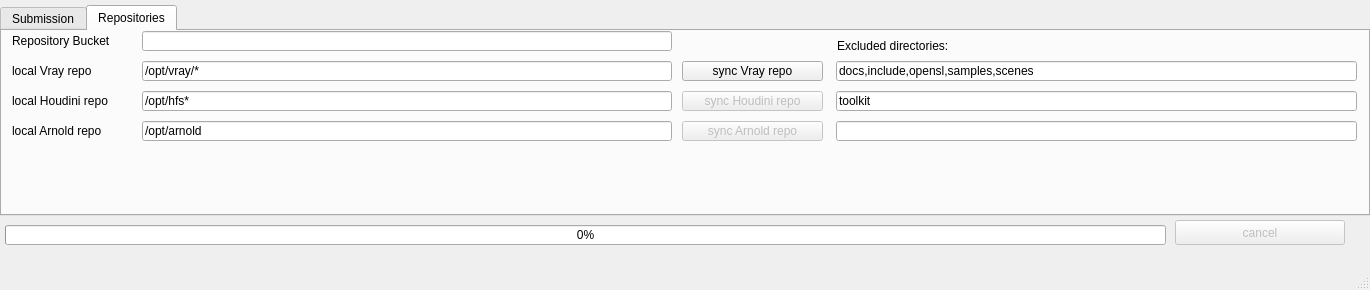
ultra-sonic/opencloudrender, file opencloudrender/ui/ocrSubmit.ui: the form before one commit.
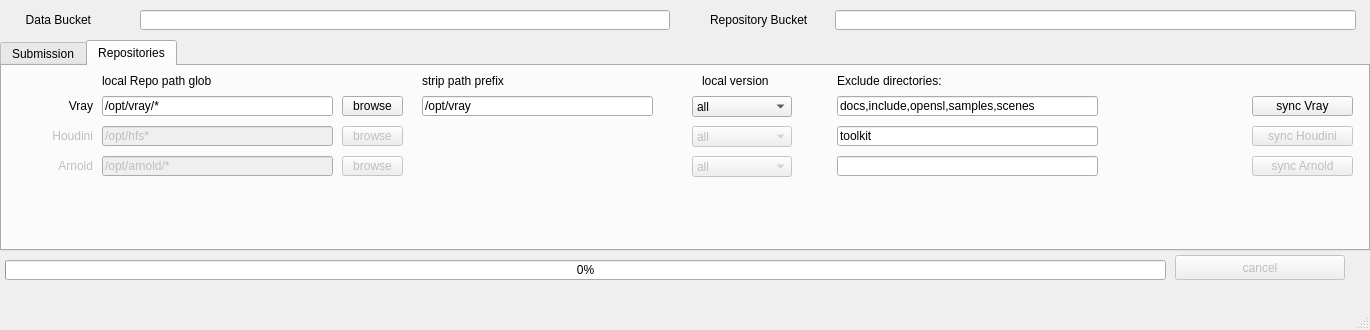
The form after the commit. The open tabs and pages were chosen to show the change.

Patch:
```diff
--- a/opencloudrender/ui/ocrSubmit.ui
+++ b/opencloudrender/ui/ocrSubmit.ui
@@ -7,7 +7,7 @@
     <x>0</x>
     <y>0</y>
     <width>1370</width>
-    <height>290</height>
+    <height>330</height>
    </rect>
   </property>
   <property name="acceptDrops">
@@ -21,7 +21,7 @@
     <property name="geometry">
      <rect>
       <x>0</x>
-      <y>5</y>
+      <y>40</y>
       <width>1370</width>
       <height>211</height>
      </rect>
@@ -198,27 +198,23 @@
        <string>Mantra</string>
       </property>
      </widget>
-     <widget class="QLabel" name="dataBucketNameLabel">
+     <widget class="QLabel" name="defaultVersionLabel">
+      <property name="enabled">
+       <bool>true</bool>
+      </property>
       <property name="geometry">
        <rect>
-        <x>10</x>
+        <x>560</x>
         <y>0</y>
-        <width>100</width>
+        <width>111</width>
         <height>20</height>
        </rect>
       </property>
       <property name="text">
        <string>Data Bucket</string>
       </property>
-     </widget>
-     <widget class="QLineEdit" name="dataBucketName">
-      <property name="geometry">
-       <rect>
-        <x>140</x>
-        <y>0</y>
-        <width>530</width>
-        <height>20</height>
-       </rect>
+      <property name="alignment">
+       <set>Qt::AlignRight|Qt::AlignTrailing|Qt::AlignVCenter</set>
       </property>
      </widget>
     </widget>
@@ -229,22 +225,22 @@
      <widget class="QPushButton" name="syncVrayRepoButton">
       <property name="geometry">
        <rect>
-        <x>680</x>
+        <x>1250</x>
         <y>30</y>
-        <width>141</width>
+        <width>101</width>
         <height>20</height>
        </rect>
       </property>
       <property name="text">
-       <string>sync Vray repo</string>
+       <string>sync Vray</string>
       </property>
      </widget>
      <widget class="QLineEdit" name="vrayRepoRootDirLineEdit">
       <property name="geometry">
        <rect>
-        <x>140</x>
+        <x>100</x>
         <y>30</y>
-        <width>530</width>
+        <width>231</width>
         <height>20</height>
        </rect>
       </property>
@@ -257,20 +253,26 @@
        <rect>
         <x>10</x>
         <y>30</y>
-        <width>121</width>
+        <width>81</width>
         <height>20</height>
        </rect>
       </property>
       <property name="text">
-       <string>local Vray repo</string>
+       <string>Vray</string>
+      </property>
+      <property name="alignment">
+       <set>Qt::AlignRight|Qt::AlignTrailing|Qt::AlignVCenter</set>
       </property>
      </widget>
-     <widget class="QLineEdit" name="houdiniRepoRootDirLineEdit">
+     <widget class="QLineEdit" name="houdiniRepoPathGlobLineEdit">
+      <property name="enabled">
+       <bool>false</bool>
+      </property>
       <property name="geometry">
        <rect>
-        <x>140</x>
+        <x>100</x>
         <y>60</y>
-        <width>530</width>
+        <width>231</width>
         <height>20</height>
        </rect>
       </property>
@@ -284,40 +286,49 @@
       </property>
       <property name="geometry">
        <rect>
-        <x>680</x>
+        <x>1250</x>
         <y>60</y>
-        <width>141</width>
+        <width>101</width>
         <height>20</height>
        </rect>
       </property>
       <property name="text">
-       <string>sync Houdini repo</string>
+       <string>sync Houdini</string>
       </property>
      </widget>
-     <widget class="QLabel" name="houdiniRepoRootDirLabel">
+     <widget class="QLabel" name="houdiniRepoPathGlobLabel">
+      <property name="enabled">
+       <bool>false</bool>
+      </property>
       <property name="geometry">
        <rect>
         <x>10</x>
         <y>60</y>
-        <width>121</width>
+        <width>81</width>
         <height>20</height>
        </rect>
       </property>
       <property name="text">
-       <string>local Houdini repo</string>
+       <string>Houdini</string>
+      </property>
+      <property name="alignment">
+       <set>Qt::AlignRight|Qt::AlignTrailing|Qt::AlignVCenter</set>
       </property>
      </widget>
-     <widget class="QLineEdit" name="arnoldRepoRootDirLineEdit">
+     <widget class="QLineEdit" name="arnoldRepoPathGlobLineEdit">
+      <property name="enabled">
+       <bool>false</bool>
+      </property>
       <property name="geometry">
        <rect>
-        <x>140</x>
+        <x>100</x>
         <y>90</y>
-        <width>530</width>
+        <width>231</width>
         <height>20</height>
        </rect>
       </property>
       <property name="text">
-       <string>/opt/arnold</string>
+       <string>/opt/arnold/*</string>
       </property>
      </widget>
      <widget class="QPushButton" name="syncArnoldRepoButton">
@@ -326,35 +337,41 @@
       </property>
       <property name="geometry">
        <rect>
-        <x>680</x>
+        <x>1250</x>
         <y>90</y>
-        <width>141</width>
+        <width>101</width>
         <height>20</height>
        </rect>
       </property>
       <property name="text">
-       <string>sync Arnold repo</string>
+       <string>sync Arnold</string>
       </property>
      </widget>
-     <widget class="QLabel" name="arnoldRepoRootDirLabel">
+     <widget class="QLabel" name="arnoldRepoPathGlobLabel">
+      <property name="enabled">
+       <bool>false</bool>
+      </property>
       <property name="geometry">
        <rect>
         <x>10</x>
         <y>90</y>
-        <width>121</width>
+        <width>81</width>
         <height>20</height>
        </rect>
       </property>
       <property name="text">
-       <string>local Arnold repo</string>
+       <string>Arnold</string>
+      </property>
+      <property name="alignment">
+       <set>Qt::AlignRight|Qt::AlignTrailing|Qt::AlignVCenter</set>
       </property>
      </widget>
      <widget class="QLineEdit" name="vrayRepoExcludesLineEdit">
       <property name="geometry">
        <rect>
-        <x>834</x>
+        <x>835</x>
         <y>30</y>
-        <width>521</width>
+        <width>261</width>
         <height>20</height>
        </rect>
       </property>
@@ -372,15 +389,15 @@
        </rect>
       </property>
       <property name="text">
-       <string>Excluded directories:</string>
+       <string>Exclude directories:</string>
       </property>
      </widget>
      <widget class="QLineEdit" name="vrayRepoExcludesLineEdit_2">
       <property name="geometry">
        <rect>
-        <x>834</x>
+        <x>835</x>
         <y>60</y>
-        <width>521</width>
+        <width>261</width>
         <height>20</height>
        </rect>
       </property>
@@ -391,9 +408,9 @@
      <widget class="QLineEdit" name="vrayRepoExcludesLineEdit_3">
       <property name="geometry">
        <rect>
-        <x>834</x>
+        <x>835</x>
         <y>90</y>
-        <width>521</width>
+        <width>261</width>
         <height>20</height>
        </rect>
       </property>
@@ -401,27 +418,167 @@
        <string/>
       </property>
      </widget>
-     <widget class="QLabel" name="repoBucketNameLabel">
+     <widget class="QComboBox" name="vrayRepoVersionComboBox">
       <property name="geometry">
        <rect>
-        <x>10</x>
-        <y>0</y>
-        <width>140</width>
+        <x>690</x>
+        <y>30</y>
+        <width>100</width>
+        <height>21</height>
+       </rect>
+      </property>
+      <item>
+       <property name="text">
+        <string>all</string>
+       </property>
+      </item>
+      <item>
+       <property name="text">
+        <string>scan...</string>
+       </property>
+      </item>
+     </widget>
+     <widget class="QLabel" name="localVersionLabel">
+      <property name="geometry">
+       <rect>
+        <x>700</x>
+        <y>5</y>
+        <width>91</width>
         <height>20</height>
        </rect>
       </property>
       <property name="text">
-       <string>Repository Bucket</string>
+       <string>local version</string>
       </property>
      </widget>
-     <widget class="QLineEdit" name="repoBucketName">
+     <widget class="QPushButton" name="vrayRepoBrowseButton">
       <property name="geometry">
        <rect>
-        <x>140</x>
-        <y>0</y>
-        <width>530</width>
+        <x>340</x>
+        <y>30</y>
+        <width>61</width>
         <height>20</height>
        </rect>
+      </property>
+      <property name="text">
+       <string>browse</string>
+      </property>
+     </widget>
+     <widget class="QPushButton" name="houdiniRepoBrowseButton">
+      <property name="enabled">
+       <bool>false</bool>
+      </property>
+      <property name="geometry">
+       <rect>
+        <x>340</x>
+        <y>60</y>
+        <width>61</width>
+        <height>20</height>
+       </rect>
+      </property>
+      <property name="text">
+       <string>browse</string>
+      </property>
+     </widget>
+     <widget class="QComboBox" name="houdiniRepoVersionComboBox">
+      <property name="enabled">
+       <bool>false</bool>
+      </property>
+      <property name="geometry">
+       <rect>
+        <x>690</x>
+        <y>60</y>
+        <width>100</width>
+        <height>21</height>
+       </rect>
+      </property>
+      <item>
+       <property name="text">
+        <string>all</string>
+       </property>
+      </item>
+      <item>
+       <property name="text">
+        <string>scan...</string>
+       </property>
+      </item>
+     </widget>
+     <widget class="QPushButton" name="arnoldRepoBrowseButton">
+      <property name="enabled">
+       <bool>false</bool>
+      </property>
+      <property name="geometry">
+       <rect>
+        <x>340</x>
+        <y>90</y>
+        <width>61</width>
+        <height>20</height>
+       </rect>
+      </property>
+      <property name="text">
+       <string>browse</string>
+      </property>
+     </widget>
+     <widget class="QComboBox" name="arnoldRepoVersionComboBox">
+      <property name="enabled">
+       <bool>false</bool>
+      </property>
+      <property name="geometry">
+       <rect>
+        <x>690</x>
+        <y>90</y>
+        <width>100</width>
+        <height>21</height>
+       </rect>
+      </property>
+      <item>
+       <property name="text">
+        <string>all</string>
+       </property>
+      </item>
+      <item>
+       <property name="text">
+        <string>scan...</string>
+       </property>
+      </item>
+     </widget>
+     <widget class="QLabel" name="localRepoPathGlobLabel">
+      <property name="geometry">
+       <rect>
+        <x>100</x>
+        <y>5</y>
+        <width>131</width>
+        <height>20</height>
+       </rect>
+      </property>
+      <property name="text">
+       <string>local Repo path glob</string>
+      </property>
+     </widget>
+     <widget class="QLabel" name="vrayRepoStripPathPrefixLabel">
+      <property name="geometry">
+       <rect>
+        <x>420</x>
+        <y>5</y>
+        <width>131</width>
+        <height>20</height>
+       </rect>
+      </property>
+      <property name="text">
+       <string>strip path prefix</string>
+      </property>
+     </widget>
+     <widget class="QLineEdit" name="vrayRepoStripPathPrefixLineEdit">
+      <property name="geometry">
+       <rect>
+        <x>420</x>
+        <y>30</y>
+        <width>231</width>
+        <height>20</height>
+       </rect>
+      </property>
+      <property name="text">
+       <string>/opt/vray</string>
       </property>
      </widget>
     </widget>
@@ -433,7 +590,7 @@
     <property name="geometry">
      <rect>
       <x>1175</x>
-      <y>220</y>
+      <y>255</y>
       <width>170</width>
       <height>25</height>
      </rect>
@@ -446,7 +603,7 @@
     <property name="geometry">
      <rect>
       <x>5</x>
-      <y>225</y>
+      <y>260</y>
       <width>1161</width>
       <height>20</height>
      </rect>
@@ -455,6 +612,55 @@
      <number>0</number>
     </property>
    </widget>
+   <widget class="QLabel" name="dataBucketNameLabel">
+    <property name="geometry">
+     <rect>
+      <x>10</x>
+      <y>10</y>
+      <width>81</width>
+      <height>20</height>
+     </rect>
+    </property>
+    <property name="text">
+     <string>Data Bucket</string>
+    </property>
+    <property name="alignment">
+     <set>Qt::AlignRight|Qt::AlignTrailing|Qt::AlignVCenter</set>
+    </property>
+   </widget>
+   <widget class="QLineEdit" name="dataBucketName">
+    <property name="geometry">
+     <rect>
+      <x>140</x>
+      <y>10</y>
+      <width>530</width>
+      <height>20</height>
+     </rect>
+    </property>
+   </widget>
+   <widget class="QLabel" name="repoBucketNameLabel">
+    <property name="geometry">
+     <rect>
+      <x>710</x>
+      <y>10</y>
+      <width>121</width>
+      <height>20</height>
+     </rect>
+    </property>
+    <property name="text">
+     <string>Repository Bucket</string>
+    </property>
+   </widget>
+   <widget class="QLineEdit" name="repoBucketName">
+    <property name="geometry">
+     <rect>
+      <x>835</x>
+      <y>10</y>
+      <width>521</width>
+      <height>20</height>
+     </rect>
+    </property>
+   </widget>
   </widget>
   <widget class="QMenuBar" name="menubar">
    <property name="geometry">
```
Left out of the diff: 28 changed lines with no effect on the pictures.
